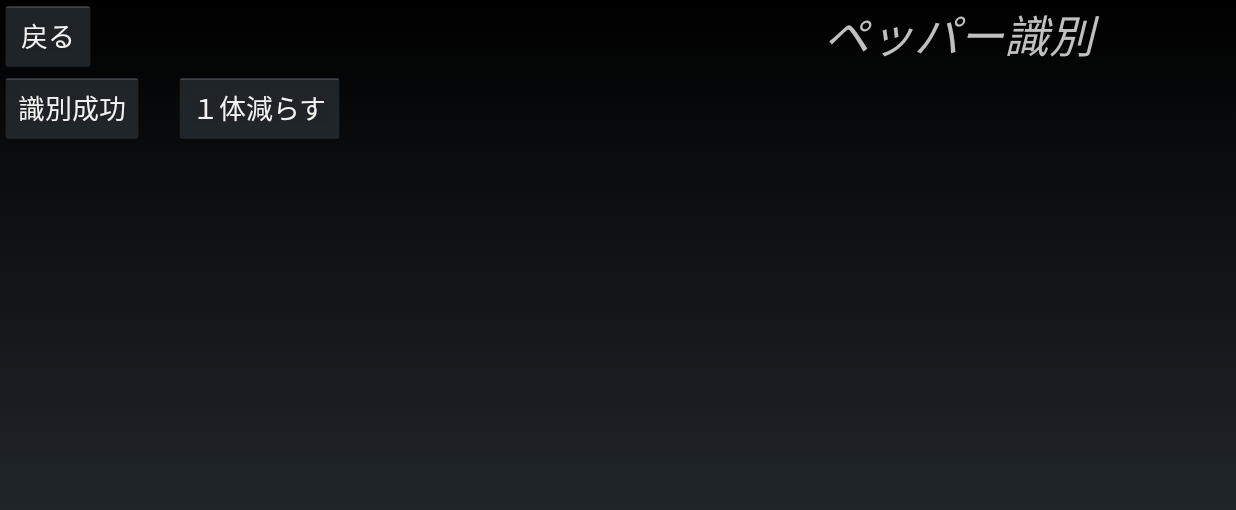
After one commit to ASemi/Agent_Support, an Android app: the PepperActivity screen opened directly, with no data from a screen before it, on a phone screen of 824 x 412 dp (held sideways). The commit adds this screen. Shown: the top 510 px of the screen. Run offline under Robolectric (Android 15) with nearby library versions, the phone set to English and light mode, and no system bars.

Commit message:
ペッパ―識別の作成

```diff
--- a/app/src/main/AndroidManifest.xml
+++ b/app/src/main/AndroidManifest.xml
@@ -23,6 +23,9 @@
         <activity
             android:name=".MenuActivity"
             android:screenOrientation="landscape" />
+        <activity
+            android:name=".PepperActivity"
+            android:screenOrientation="landscape" />
     </application>
 
 </manifest>
--- a/app/src/main/java/com/example/shioya/agent_support/MainActivity.java
+++ b/app/src/main/java/com/example/shioya/agent_support/MainActivity.java
@@ -14,6 +14,7 @@ import android.widget.Button;
 import android.widget.ImageView;
 
 import java.util.ArrayList;
+import java.util.Arrays;
 
 public class MainActivity extends Activity implements View.OnClickListener{
 
@@ -22,20 +23,8 @@ public class MainActivity extends Activity implements View.OnClickListener{
     private RecyclerView.Adapter adapter;
     private RecyclerView.LayoutManager layoutManager;
     WebView webView;
-    ArrayList<String> agents = new ArrayList<String>() {
-        {
-            add("cardsample1");
-            add("cardsample2");
-            add("cardsample3");
-        }
-    };
-    ArrayList<String> strategies = new ArrayList<String>() {
-        {
-            add("cardsample3");
-            add("cardsample2");
-            add("cardsample1");
-        }
-    };
+    ArrayList<String> agents = new ArrayList<>(Arrays.asList("cardsample1", "cardsample2", "cardsample3"));
+    ArrayList<String> strategies = new ArrayList<>(Arrays.asList("cardsample3", "cardsample2", "cardsample1"));
 
     @Override
     protected void onCreate(Bundle savedInstanceState) {
@@ -63,6 +52,7 @@ public class MainActivity extends Activity implements View.OnClickListener{
         webView.getSettings().setLoadWithOverviewMode(true);
         webView.getSettings().setUseWideViewPort(true);
         webView.getSettings().setBuiltInZoomControls(true); // ピンチアウトの設定
+        webView.loadUrl("file:///android_asset/"+agents.get(0)+".html");
 
     }
 
@@ -126,7 +116,6 @@ public class MainActivity extends Activity implements View.OnClickListener{
             return list.size();
         }
 
-        //
     }
 
     public static class ItemViewHolder extends RecyclerView.ViewHolder{
--- a/app/src/main/java/com/example/shioya/agent_support/MenuActivity.java
+++ b/app/src/main/java/com/example/shioya/agent_support/MenuActivity.java
@@ -28,7 +28,11 @@ public class MenuActivity extends Activity implements View.OnClickListener {
             case R.id.menuButton1:
                 Intent intentCard = new Intent(this, MainActivity.class);
                 startActivity(intentCard);
-
+                break;
+            case R.id.menuButton2:
+                Intent intentTools = new Intent(this, PepperActivity.class);
+                startActivity(intentTools);
+                break;
         }
     }
 }
--- /dev/null
+++ b/app/src/main/java/com/example/shioya/agent_support/PepperActivity.java
@@ -0,0 +1,66 @@
+package com.example.shioya.agent_support;
+
+import android.app.Activity;
+import android.content.res.Resources;
+import android.graphics.drawable.Drawable;
+import android.os.Build;
+import android.support.v4.content.res.ResourcesCompat;
+import android.os.Bundle;
+import android.view.View;
+import android.widget.ImageView;
+import java.util.ArrayList;
+
+public class PepperActivity extends Activity implements View.OnClickListener {
+
+    ImageView[]pepper_list = new ImageView[6];
+    public int iden_counter = 0;
+    Resources res;
+    Drawable drawable;
+    int i=0;
+
+    @Override
+    protected void onCreate(Bundle savedInstanceState) {
+        super.onCreate(savedInstanceState);
+        setContentView(R.layout.pepper_iden);
+
+        for (i=1; i<=6; i++) {
+            String strNo = Integer.toString(i);
+            pepper_list[i-1]=(ImageView)findViewById(getResources().getIdentifier("pepper_image"+strNo , "id" , getPackageName()));
+        }
+        res = getResources();
+
+        if (Build.VERSION.SDK_INT >= Build.VERSION_CODES.LOLLIPOP_MR1) {
+            drawable = ResourcesCompat.getDrawable(res, R.drawable.cardsample1, null);
+        } else {
+            drawable = res.getDrawable(R.drawable.cardsample1);
+        }
+
+        findViewById(R.id.backButton).setOnClickListener(this);
+
+        findViewById(R.id.iden_success).setOnClickListener(this);
+        findViewById(R.id.minus1).setOnClickListener(this);
+
+    }
+
+    @Override
+    public void onClick(View v) {
+        int id = v.getId();
+        switch(id) {
+            case R.id.backButton:
+                finish();
+                break;
+            case R.id.iden_success:
+                pepper_list[iden_counter].setImageDrawable(drawable);
+                if (iden_counter < 5) {
+                    iden_counter++;
+                }
+                break;
+            case R.id.minus1:
+                pepper_list[iden_counter].setImageDrawable(null);
+                if (iden_counter > 0) {
+                    iden_counter--;
+                }
+                break;
+        }
+    }
+}
--- /dev/null
+++ b/app/src/main/res/drawable/choicedborder.xml
@@ -0,0 +1,7 @@
+<?xml version="1.0" encoding="utf-8"?>
+<shape xmlns:android="http://schemas.android.com/apk/res/android">
+    <solid android:color="#ffffff" />
+    <corners android:radius="3dp" />
+    <stroke android:width="10dp" android:color="#ff6633" />
+    <padding android:left="1dp" android:top="1dp" android:right="1dp" android:bottom="1dp" />
+</shape>
--- /dev/null
+++ b/app/src/main/res/layout/pepper_iden.xml
@@ -0,0 +1,105 @@
+<?xml version="1.0" encoding="utf-8"?>
+<LinearLayout xmlns:android="http://schemas.android.com/apk/res/android"
+    android:orientation="vertical"
+    android:layout_width="match_parent"
+    android:layout_height="match_parent">
+
+
+    <LinearLayout
+        android:layout_width="match_parent"
+        android:layout_height="wrap_content"
+        android:orientation="horizontal">
+
+        <LinearLayout
+            android:layout_width="match_parent"
+            android:layout_height="match_parent"
+            android:layout_weight="1">
+
+            <Button
+                android:layout_width="wrap_content"
+                android:layout_height="wrap_content"
+                android:text="@string/back"
+                android:id="@+id/backButton"/>
+        </LinearLayout>
+
+        <TextView
+            android:layout_width="match_parent"
+            android:layout_height="match_parent"
+            android:layout_weight="1"/>
+
+        <TextView
+            android:layout_width="match_parent"
+            android:layout_height="match_parent"
+            android:layout_weight="1"
+            android:text="@string/pepper_iden"
+            android:textColor="#c0c0c0"
+            android:textSize="30sp"
+            android:textStyle="italic"
+            android:fontFamily="serif"
+            android:id="@+id/MenuText"/>
+    </LinearLayout>
+
+    <LinearLayout
+        android:layout_width="match_parent"
+        android:layout_height="wrap_content"
+        android:orientation="horizontal">
+
+        <Button
+            android:layout_width="wrap_content"
+            android:layout_height="wrap_content"
+            android:text="@string/iden_success"
+            android:id="@+id/iden_success"/>
+
+        <Button
+            android:layout_width="wrap_content"
+            android:layout_height="wrap_content"
+            android:layout_marginLeft="20dp"
+            android:text="@string/minus1"
+            android:id="@+id/minus1"/>
+
+    </LinearLayout>
+
+    <LinearLayout
+        android:layout_width="match_parent"
+        android:layout_height="match_parent"
+        android:orientation="horizontal">
+
+        <ImageView
+            android:layout_width="match_parent"
+            android:layout_height="match_parent"
+            android:layout_weight="1"
+            android:id="@+id/pepper_image1"/>
+
+        <ImageView
+            android:layout_width="match_parent"
+            android:layout_height="match_parent"
+            android:layout_weight="1"
+            android:id="@+id/pepper_image2"/>
+
+        <ImageView
+            android:layout_width="match_parent"
+            android:layout_height="match_parent"
+            android:layout_weight="1"
+            android:id="@+id/pepper_image3"/>
+
+        <ImageView
+            android:layout_width="match_parent"
+            android:layout_height="match_parent"
+            android:layout_weight="1"
+            android:id="@+id/pepper_image4"/>
+
+        <ImageView
+            android:layout_width="match_parent"
+            android:layout_height="match_parent"
+            android:layout_weight="1"
+            android:id="@+id/pepper_image5"/>
+
+        <ImageView
+            android:layout_width="match_parent"
+            android:layout_height="match_parent"
+            android:layout_weight="1"
+            android:id="@+id/pepper_image6"/>
+
+    </LinearLayout>
+
+</LinearLayout>
--- a/app/src/main/res/values/strings.xml
+++ b/app/src/main/res/values/strings.xml
@@ -5,5 +5,8 @@
     <string name="card_list">カード一覧</string>
     <string name="agent">エージェント</string>
     <string name="strategy">諜略</string>
+    <string name="pepper_iden">ペッパー識別</string>
+    <string name="iden_success">識別成功</string>
+    <string name="minus1">１体減らす</string>
     <string name="back">戻る</string>
 </resources>
```
Also changed, not shown: 1 other file.
